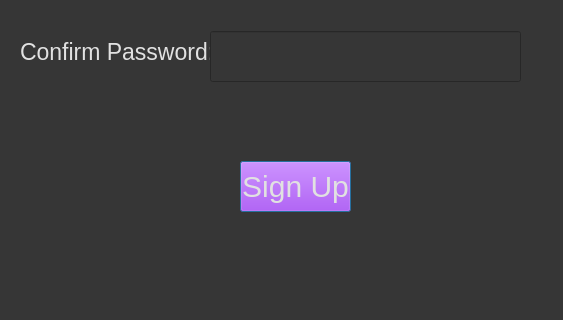
Old version of the form signup_form.ui in the repository maj3r1819/Gender-Recognition; both pictures show x 0 to 563 and y 339 to 659 of the 563 by 659 pixel window.
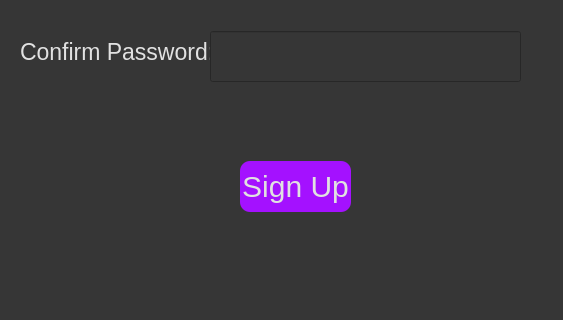
New version of the form.

Commit message: Webcam On button functional

What changed in the file:
```diff
--- a/signup_form.ui
+++ b/signup_form.ui
@@ -116,7 +116,8 @@
    <property name="styleSheet">
     <string notr="true">background-color: rgb(164, 17, 255);
 border-color: rgb(255, 64, 99);
-font-size : 30px;</string>
+font-size : 30px;
+border-radius : 10px;</string>
    </property>
    <property name="text">
     <string>Sign Up</string>
```
Left out of the diff: 3 changed lines with no effect on the pictures. The commit also changes 4 other files.
